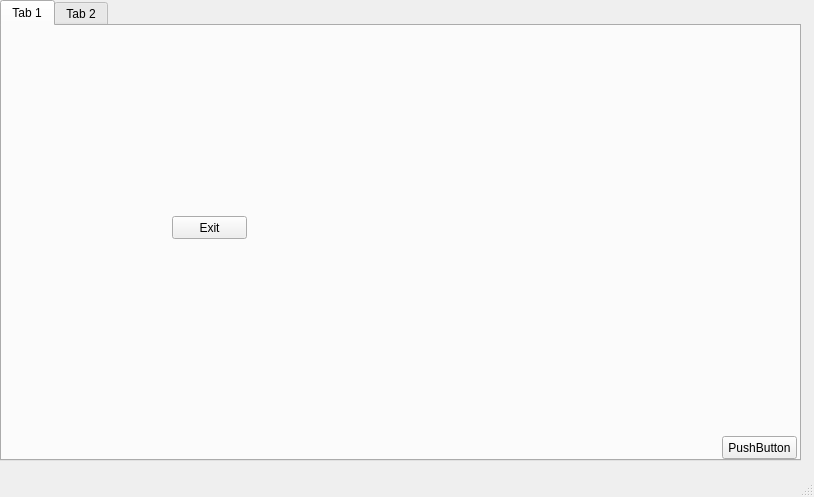
Johnny-Freeman/RF_device_ui, file ui/helloworld_4.ui: the form before one commit.
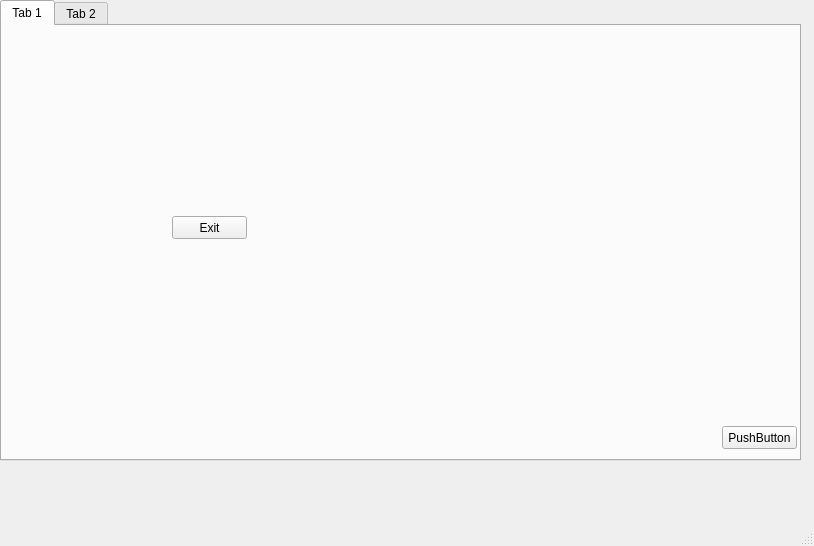
The form after the commit.

```diff
--- a/ui/helloworld_4.ui
+++ b/ui/helloworld_4.ui
@@ -7,7 +7,7 @@
     <x>0</x>
     <y>0</y>
     <width>814</width>
-    <height>497</height>
+    <height>546</height>
    </rect>
   </property>
   <property name="windowTitle">
@@ -47,7 +47,7 @@
       <property name="geometry">
        <rect>
         <x>720</x>
-        <y>410</y>
+        <y>400</y>
         <width>75</width>
         <height>23</height>
        </rect>
```
